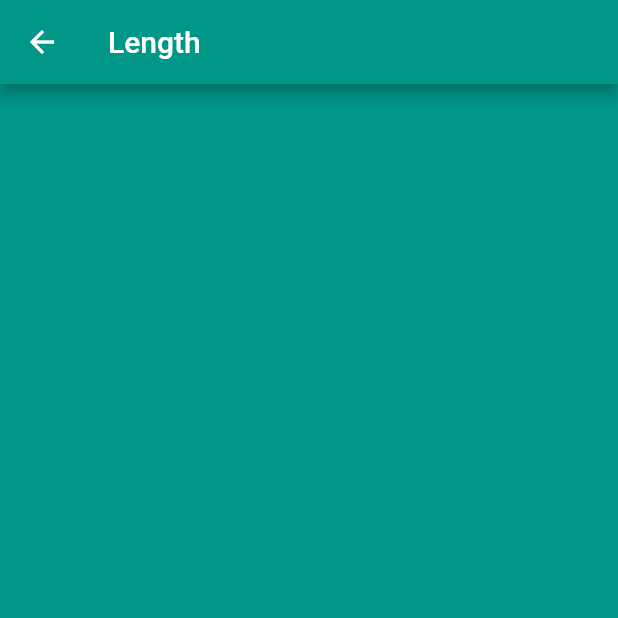
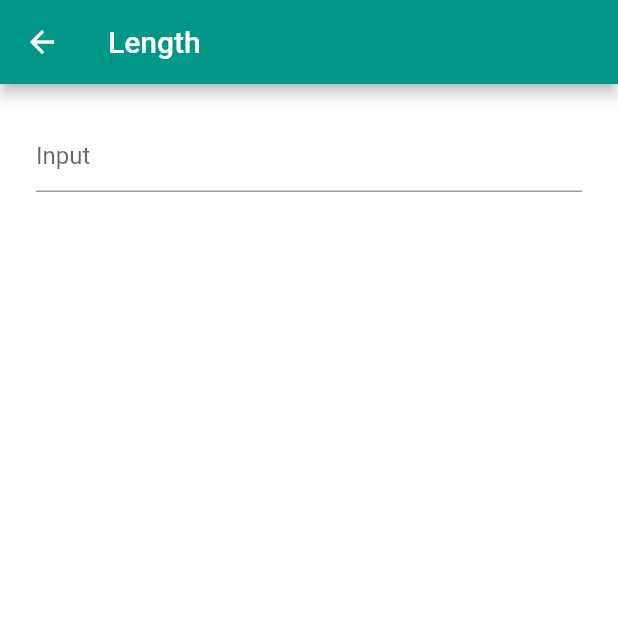
Before and after one commit to rohan20/flutter-udacity-course, a Flutter app: the screen it shows after launch, after a tap on "Length", on a phone screen of 412 x 824 dp, the top half of it. Run offline on Flutter 3.47's test engine with Material 2 defaults, Android fonts, the phone set to English and light mode, and no system bars.

Commit message:
added Input textField

```diff
--- a/unit_converter/lib/ui/ConverterPage.dart
+++ b/unit_converter/lib/ui/ConverterPage.dart
@@ -1,11 +1,10 @@
 import 'package:flutter/material.dart';
 
 class ConverterPage extends StatelessWidget {
-
   String _unitName;
   Color _unitColor;
 
-  ConverterPage({@required unitName, @required Color unitColor}){
+  ConverterPage({@required unitName, @required Color unitColor}) {
     _unitName = unitName;
     _unitColor = unitColor;
   }
@@ -17,8 +16,26 @@ class ConverterPage extends StatelessWidget {
         backgroundColor: _unitColor,
         title: new Text(_unitName),
       ),
-      body: new Container(
-        color: _unitColor,
+      body: _converterBody(),
+    );
+  }
+
+  Container _converterBody() {
+    return new Container(
+      color: Colors.white,
+      child: new Column(
+        children: <Widget>[
+          new Container(
+            child: new Padding(
+              padding: const EdgeInsets.all(24.0),
+              child: new TextField(
+                decoration: new InputDecoration(
+                  hintText: "Input"
+                ),
+              ),
+            ),
+          )
+        ],
       ),
     );
   }
```
